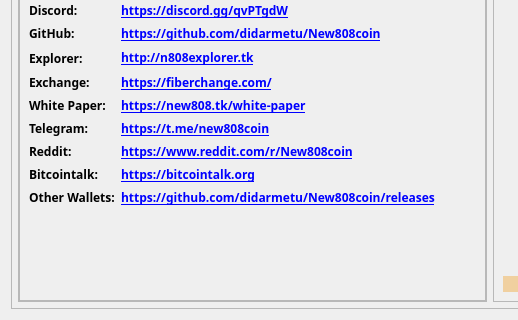
Qt form src/qt/forms/overviewpage.ui (didarmetu/New808coin) before a commit; both pictures show x 0 to 518 and y 521 to 841 of the 978 by 841 pixel window.
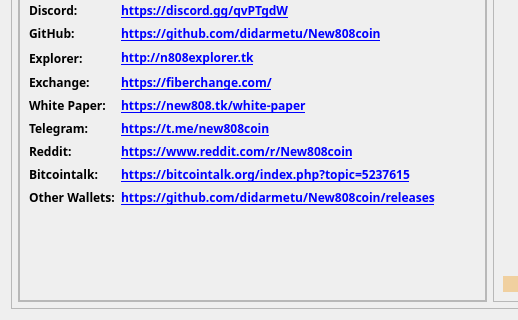
The same form after that commit. Icons and pictures are not drawn.

What changed in the file:
```diff
--- a/src/qt/forms/overviewpage.ui
+++ b/src/qt/forms/overviewpage.ui
@@ -1033,7 +1033,7 @@
                         </font>
                        </property>
                        <property name="text">
-                        <string notr="true">&lt;a href=&quot;https://bitcointalk.org&quot;&gt;https://bitcointalk.org&lt;/a&gt;</string>
+                        <string notr="true">&lt;a href=&quot;https://bitcointalk.org/index.php?topic=5237615&quot;&gt;https://bitcointalk.org/index.php?topic=5237615&lt;/a&gt;</string>
                        </property>
                        <property name="alignment">
                         <set>Qt::AlignLeading|Qt::AlignLeft|Qt::AlignVCenter</set>
```
